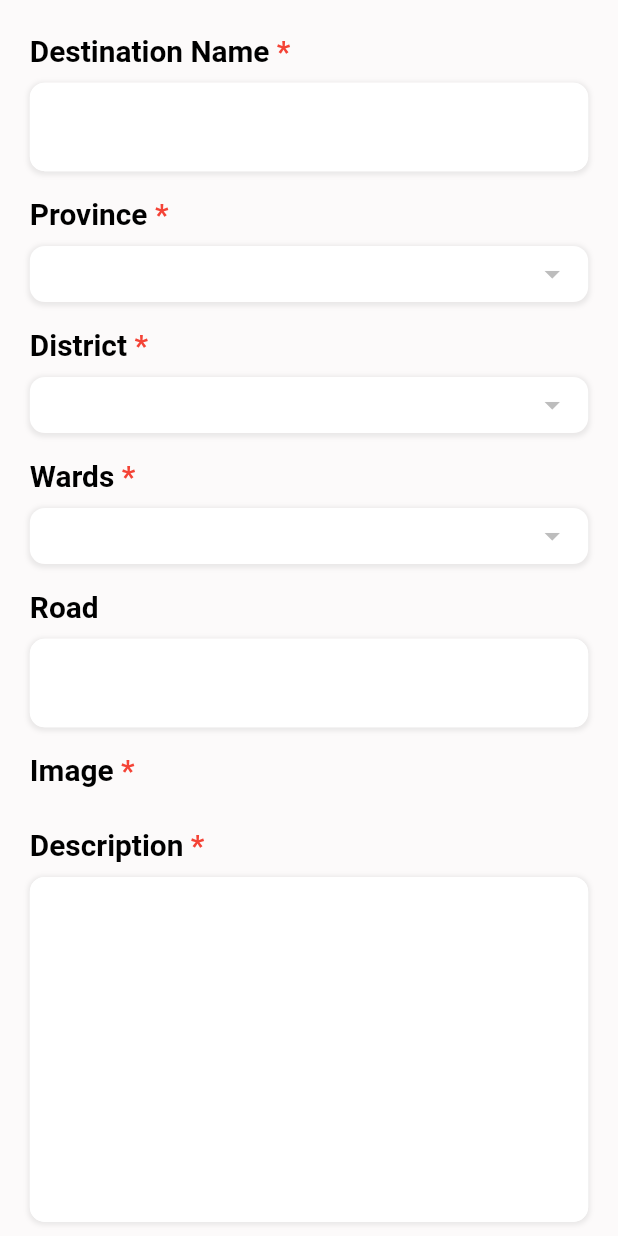
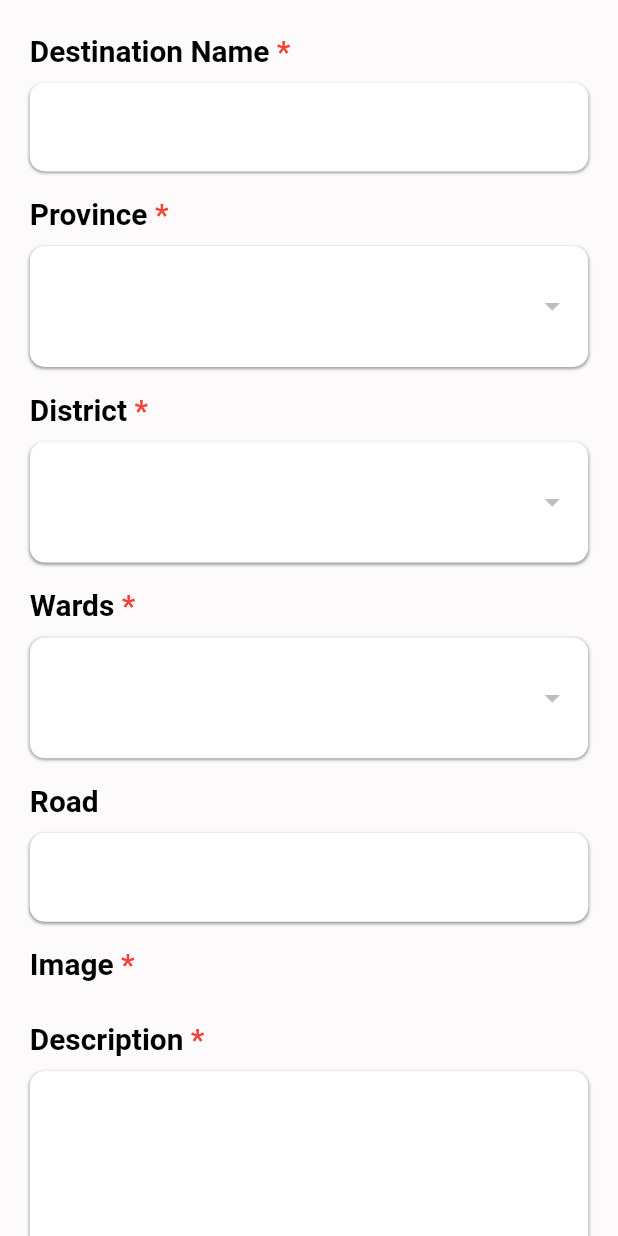
Before and after one commit to thanhhieu2005/flutter_project_1_2022, a Flutter app: the CreatePostScreen screen opened directly, scrolled down 100 dp, on a phone screen of 412 x 824 dp. Run offline on Flutter 3.47's test engine with Material 2 defaults, Android fonts, the phone set to English and light mode, and no system bars; our stand-ins replace badges, carousel_slider, cloud_firestore, dio, firebase_auth, firebase_core and 7 more; missing offline and left inert: email_auth; accounts and stored records are empty; generated files the repository leaves out were written again; network calls fail; project files that could hold a hidden picture were left out.

Commit message:
[Dev] - screen create new post (process 1.1)

```diff
--- a/lib/models/others/category_model.dart
+++ b/lib/models/others/category_model.dart
@@ -1,6 +1,8 @@
+import 'package:flutter_project_1/models/posts/post.dart';
+
 class Category {
   final String icon, title, thumb, intro;
-  final int type;
+  final PostType type;
 
   Category({
     required this.icon,
--- a/lib/models/posts/post.dart
+++ b/lib/models/posts/post.dart
@@ -1,3 +1,7 @@
+import 'package:flutter/material.dart';
+
+import '../../configs/text_config.dart';
+
 class Post {
   final String idPost;
   final String sharer;
@@ -7,7 +11,7 @@ class Post {
   final String district;
   final String? road;
   final List<String> images;
-  final int type;
+  final PostType type;
   final double rating;
 
   Post({
@@ -48,8 +52,67 @@ class Post {
       district: map['district'] ?? '',
       road: map['road'],
       images: List<String>.from(map['images']),
-      type: map['type']?.toInt() ?? 0,
+      type: PostTypeExtension.fromInt(map['type']),
       rating: map['rating']?.toDouble() ?? 0.0,
     );
   }
 }
+
+enum PostType { beach, mountain, island, city }
+
+extension PostTypeExtension on PostType {
+  int get value {
+    final values = {
+      PostType.beach: 1,
+      PostType.mountain: 2,
+      PostType.island: 3,
+      PostType.city: 4,
+    };
+
+    return values[this]!;
+  }
+
+  static PostType fromInt(int value) {
+    final values = {
+      1: PostType.beach,
+      2: PostType.mountain,
+      3: PostType.island,
+      4: PostType.city,
+    };
+
+    return values[value]!;
+  }
+}
+
+class ListDropdownType {
+  static List<DropdownMenuItem<PostType>> listType = [
+    DropdownMenuItem(
+      child: Text(
+        'Beach',
+        style: TextConfigs.kText16Black,
+      ),
+      value: PostType.beach,
+    ),
+    DropdownMenuItem(
+      child: Text(
+        'Mountain',
+        style: TextConfigs.kText16Black,
+      ),
+      value: PostType.mountain,
+    ),
+    DropdownMenuItem(
+      child: Text(
+        'Island',
+        style: TextConfigs.kText16Black,
+      ),
+      value: PostType.island,
+    ),
+    DropdownMenuItem(
+      child: Text(
+        'City',
+        style: TextConfigs.kText16Black,
+      ),
+      value: PostType.city,
+    ),
+  ];
+}
--- a/lib/view_models/create_post_provider.dart
+++ b/lib/view_models/create_post_provider.dart
@@ -2,6 +2,7 @@ import 'package:flutter/cupertino.dart';
 import 'package:flutter_project_1/models/address/district_model.dart';
 import 'package:flutter_project_1/models/address/province_model.dart';
 import 'package:flutter_project_1/models/address/wards_model.dart';
+import 'package:flutter_project_1/models/posts/post.dart';
 import 'package:flutter_project_1/services/data_provider.dart';
 
 class CreatePostProvider extends ChangeNotifier {
@@ -14,6 +15,8 @@ class CreatePostProvider extends ChangeNotifier {
   Province? _selectedProvince;
   District? _selectedDistrict;
   Wards? _selectedWards;
+
+  PostType? _postType;
 
   CreatePostProvider() {
     getProvinceApi();
@@ -81,4 +84,14 @@ class CreatePostProvider extends ChangeNotifier {
     _selectedWards = value;
     notifyListeners();
   }
+
+  /* Get Post Type */
+  void setPostType(value) {
+    _postType = value;
+    notifyListeners();
+  }
+
+  PostType? getPostType() {
+    return _postType;
+  }
 }
--- a/lib/view_models/post_provider.dart
+++ b/lib/view_models/post_provider.dart
@@ -17,28 +17,28 @@ class PostProvider extends ChangeNotifier {
       title: "Beach",
       thumb: ImageConfig.thumbBeach,
       intro: 'Khám Phá Biển',
-      type: 1,
+      type: PostType.beach,
     ),
     Category(
       icon: "assets/icons/ic_mountain.svg",
       title: "Mountain",
       thumb: ImageConfig.thumbMountain,
       intro: 'Núi Non Hùng Vĩ',
-      type: 2,
+      type: PostType.mountain,
     ),
     Category(
       icon: "assets/icons/ic_island.svg",
       title: "Island",
       thumb: ImageConfig.thumbIsland,
       intro: 'Vi Vu Đảo Ngọc',
-      type: 3,
+      type: PostType.island,
     ),
     Category(
       icon: "assets/icons/ic_city.svg",
       title: "City",
       thumb: ImageConfig.thumbCity,
       intro: 'Khám Phá Phố Thị',
-      type: 4,
+      type: PostType.city,
     ),
   ];
 
@@ -59,11 +59,11 @@ class PostProvider extends ChangeNotifier {
     notifyListeners();
   }
 
-  Future<void> getPostByType(int findType) async {
+  Future<void> getPostByType(PostType type) async {
     _typePost.clear();
     var allPost = await PostRepo.getAllPost();
     for (Post e in allPost) {
-      if (e.type == findType) {
+      if (e.type == type) {
         _typePost.add(e);
       } else {
         continue;
--- a/lib/views/create_post/create_post_screen.dart
+++ b/lib/views/create_post/create_post_screen.dart
@@ -2,6 +2,7 @@ import 'package:flutter/material.dart';
 import 'package:flutter_project_1/configs/color_config.dart';
 import 'package:flutter_project_1/models/address/district_model.dart';
 import 'package:flutter_project_1/models/address/province_model.dart';
+import 'package:flutter_project_1/models/posts/post.dart';
 import 'package:flutter_project_1/view_models/create_post_provider.dart';
 import 'package:flutter_project_1/views/create_post/widgets/container_dropdown.dart';
 import 'package:flutter_project_1/views/create_post/widgets/input_field_custom.dart';
@@ -57,13 +58,17 @@ class _CreatePostScreenState extends State<CreatePostScreen> {
                         crossAxisAlignment: CrossAxisAlignment.end,
                         mainAxisSize: MainAxisSize.min,
                         children: [
-                          Text(
-                            'Create',
-                            style: TextConfigs.kTextHeader1,
+                          Expanded(
+                            child: Text(
+                              'Create',
+                              style: TextConfigs.kTextHeader1,
+                            ),
                           ),
-                          Text(
-                            'New Discovery',
-                            style: TextConfigs.kTextHeader1,
+                          Expanded(
+                            child: Text(
+                              'New Discovery',
+                              style: TextConfigs.kTextHeader1,
+                            ),
                           ),
                         ],
                       ),
@@ -211,6 +216,21 @@ class _CreatePostScreenState extends State<CreatePostScreen> {
                     isRequired: true,
                     title: "Type of Destination ",
                   ),
+                  Consumer<CreatePostProvider>(
+                      builder: (context, provider, child) {
+                    return ContainerDropdown(
+                      dropDownWidget: DropdownButtonHideUnderline(
+                        child: DropdownButton<PostType>(
+                            items: ListDropdownType.listType,
+                            value: provider.getPostType(),
+                            onChanged: (PostType? value) {
+                              setState(() {
+                                provider.setPostType(value);
+                              });
+                            }),
+                      ),
+                    );
+                  }),
                 ],
               ),
             ),
--- a/lib/views/create_post/widgets/container_dropdown.dart
+++ b/lib/views/create_post/widgets/container_dropdown.dart
@@ -14,17 +14,13 @@ class ContainerDropdown extends StatelessWidget {
     return Container(
       width: double.infinity,
       padding: EdgeInsets.symmetric(vertical: 6.h, horizontal: 12.w),
+      constraints: BoxConstraints(minHeight: 72.h),
       decoration: BoxDecoration(
         shape: BoxShape.rectangle,
         color: AppColors.kColor1,
         borderRadius: BorderRadius.circular(10),
-        boxShadow: [
-          BoxShadow(
-            color: Colors.grey.withOpacity(0.2),
-            spreadRadius: 1,
-            blurRadius: 2,
-            offset: const Offset(0, 1),
-          ),
+        boxShadow: const [
+          BoxShadowConfig.kShadowGrey,
         ],
       ),
       child: dropDownWidget,
--- a/lib/views/create_post/widgets/input_field_custom.dart
+++ b/lib/views/create_post/widgets/input_field_custom.dart
@@ -19,13 +19,8 @@ class InputFieldCreatePost extends StatelessWidget {
       decoration: BoxDecoration(
         shape: BoxShape.rectangle,
         borderRadius: BorderRadius.circular(10),
-        boxShadow: [
-          BoxShadow(
-            color: Colors.grey.withOpacity(0.2),
-            spreadRadius: 1,
-            blurRadius: 2,
-            offset: const Offset(0, 1),
-          ),
+        boxShadow: const [
+          BoxShadowConfig.kShadowGrey,
         ],
       ),
       child: Form(
```
Also changed, not shown: lib/views/home/sub_screens/post_detail_screen.dart (+1 -6 lines), lib/views/home/sub_screens/widgets/info_des_widget.dart (+19 -22 lines), lib/widgets/post_card.dart (+9 -11 lines).
